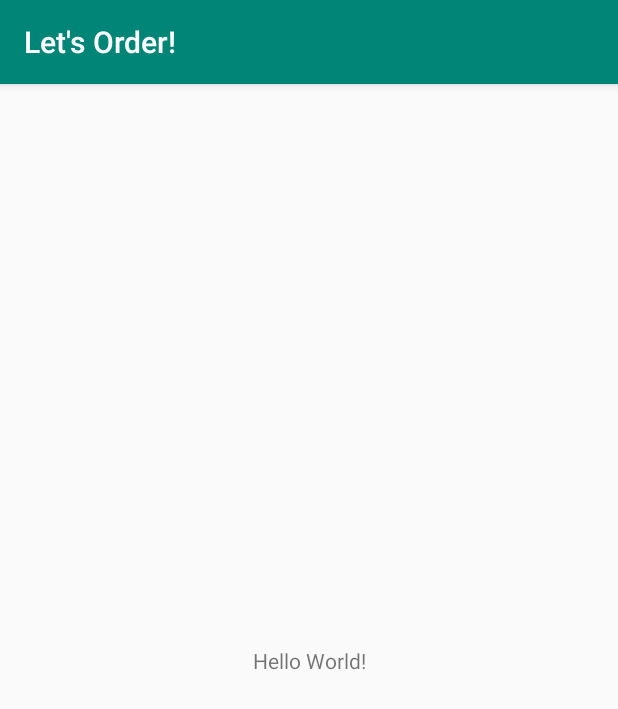
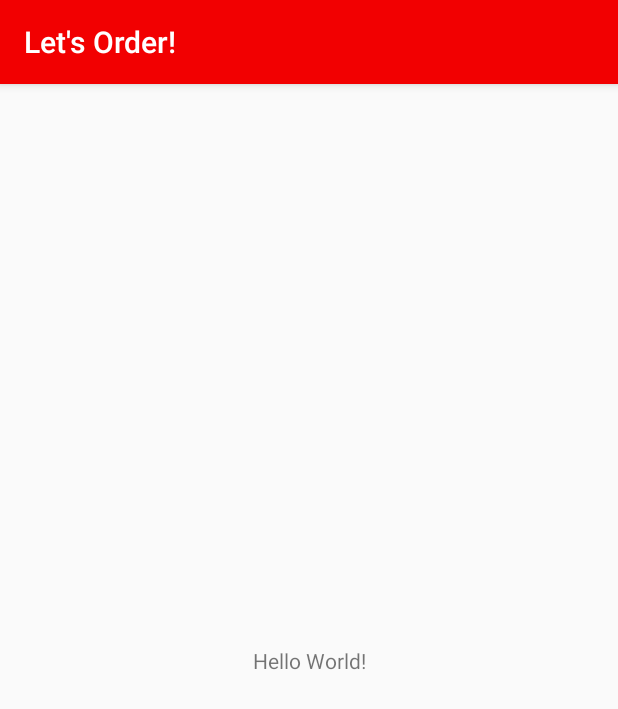
Before and after one commit to andreadeluna/ProgettoPDGT, an Android app: the screen it shows after launch (MainActivity), on a phone screen of 412 x 824 dp. Shown: the top 709 px of the screen. Run offline under Robolectric (Android 15) with nearby library versions, the phone set to English and light mode, and no system bars.

Commit message:
Modifica colori interfaccia

```diff
--- a/LetsOrder/app/src/main/res/values/colors.xml
+++ b/LetsOrder/app/src/main/res/values/colors.xml
@@ -1,6 +1,6 @@
 <?xml version="1.0" encoding="utf-8"?>
 <resources>
-    <color name="colorPrimary">#008577</color>
-    <color name="colorPrimaryDark">#00574B</color>
-    <color name="colorAccent">#D81B60</color>
+    <color name="colorPrimary">#F20001</color>
+    <color name="colorPrimaryDark">#950001</color>
+    <color name="colorAccent">#670001</color>
 </resources>
```
